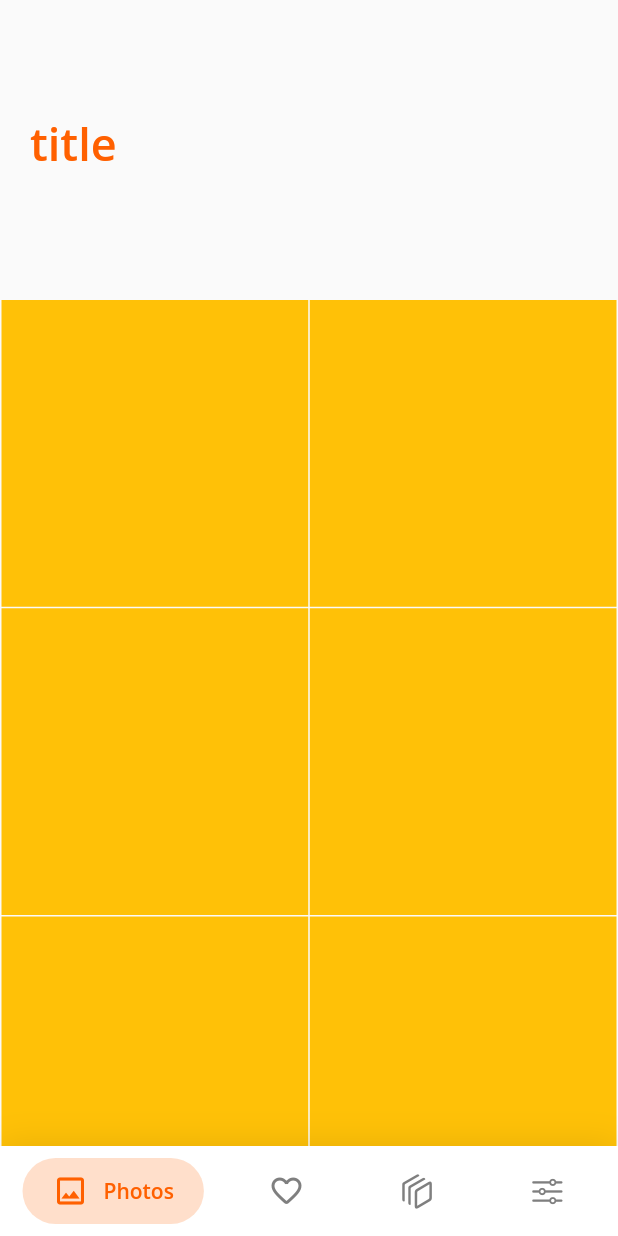
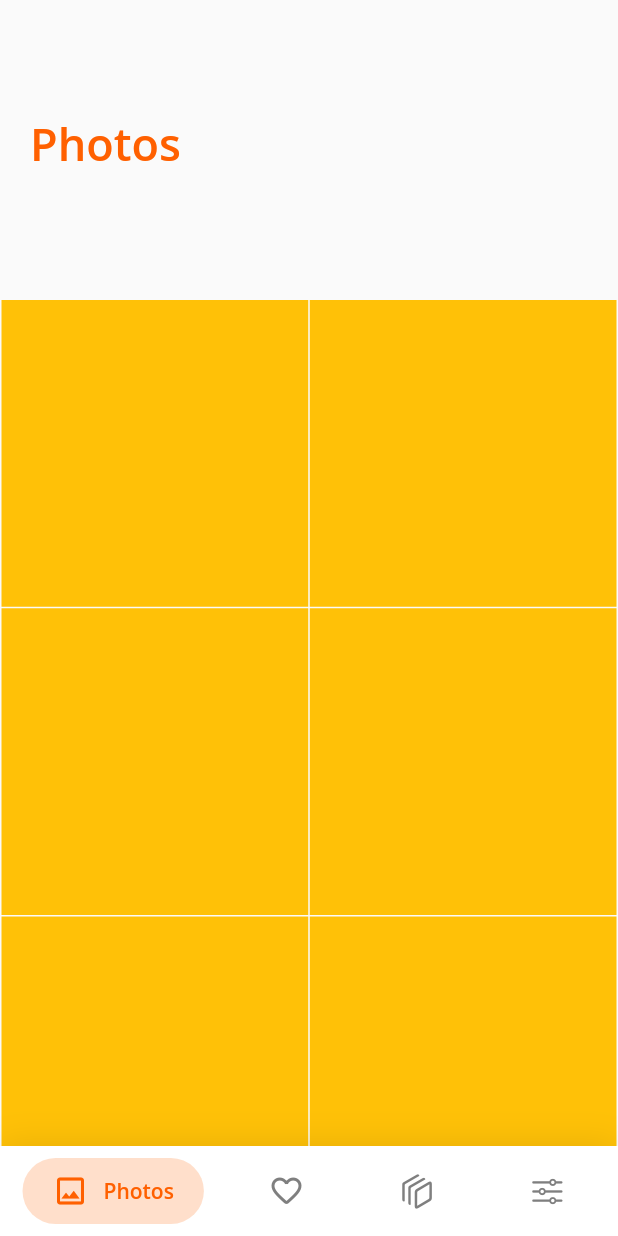
Before and after one commit to huynhmytuan/orange_gallery, a Flutter app: the screen it shows after launch, on a phone screen of 412 x 824 dp. Run offline on Flutter 3.47's test engine with Material 2 defaults, Android fonts, the phone set to English and light mode, and no system bars; drawn by our look-alikes of google_nav_bar.

```diff
--- a/lib/screens/photo/photos_screen.dart
+++ b/lib/screens/photo/photos_screen.dart
@@ -10,7 +10,7 @@ class PhotosScreen extends StatelessWidget {
       slivers: [
         SliverPersistentHeader(
           pinned: true,
-          delegate: CustomSliverAppBar(expandedHeight: 200, title: 'title'),
+          delegate: CustomSliverAppBar(expandedHeight: 200, title: 'Photos'),
         ),
         buildImages(),
       ],
--- a/lib/theme.dart
+++ b/lib/theme.dart
@@ -4,18 +4,22 @@ import 'constants.dart';
 
 class MyThemes {
   static const textTheme = TextTheme(
+    //Label in figma
     bodyText1: TextStyle(
       fontSize: 14,
       fontWeight: FontWeight.w700,
     ),
+    //Body in figma
     bodyText2: TextStyle(
       fontSize: 8,
     ),
+    //Header in figma
     headline5: TextStyle(
       fontSize: 30,
       fontWeight: FontWeight.w700,
       color: orangeColor,
     ),
+    //Title in figma
     headline6: TextStyle(
       fontSize: 20,
       fontWeight: FontWeight.w700,
```
Also changed, not shown: 1 other file.
